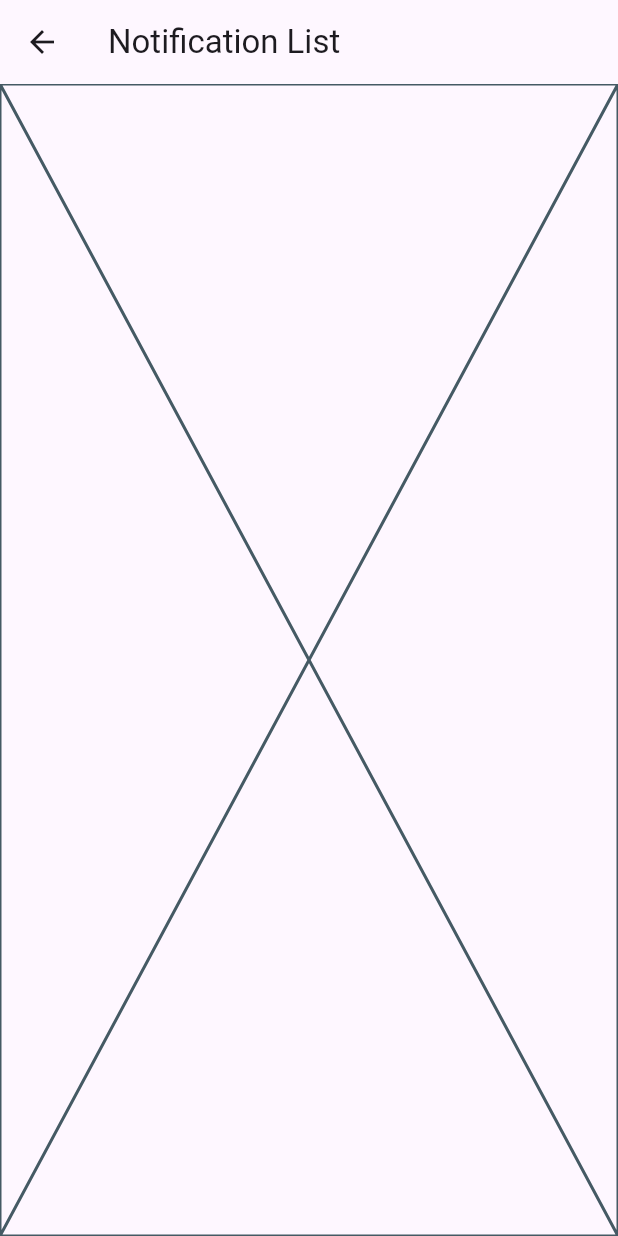
After one commit to Mks30d/Firebase, a Flutter app: the NotificationList screen opened directly, on a phone screen of 412 x 824 dp. The commit adds this screen. Run offline on Flutter 3.47's test engine with Material 3 defaults, Android fonts, the phone set to English and light mode, and no system bars; our stand-ins replace firebase_core, firebase_messaging, flutter_local_notifications, googleapis_auth; missing offline and left inert: app_settings; accounts and stored records are empty; key blocks and very long unbroken strings in the code were emptied for the run.

Commit message:
Navigating to a Specific Screen When User Clicks Notification Popup

```diff
--- /dev/null
+++ b/lib/components/notification_list.dart
@@ -0,0 +1,15 @@
+import 'package:flutter/material.dart';
+
+class NotificationList extends StatelessWidget {
+  const NotificationList({super.key});
+
+  @override
+  Widget build(BuildContext context) {
+    return Scaffold(
+      appBar: AppBar(
+        title: Text("Notification List"),
+      ),
+      body: const Placeholder(),
+    );
+  }
+}
```
Also changed, not shown: lib/components/notification.dart (+8 -7 lines), lib/services/get_server_key.dart (+2 -2 lines), lib/services/notification_service.dart (+30 -15 lines).
